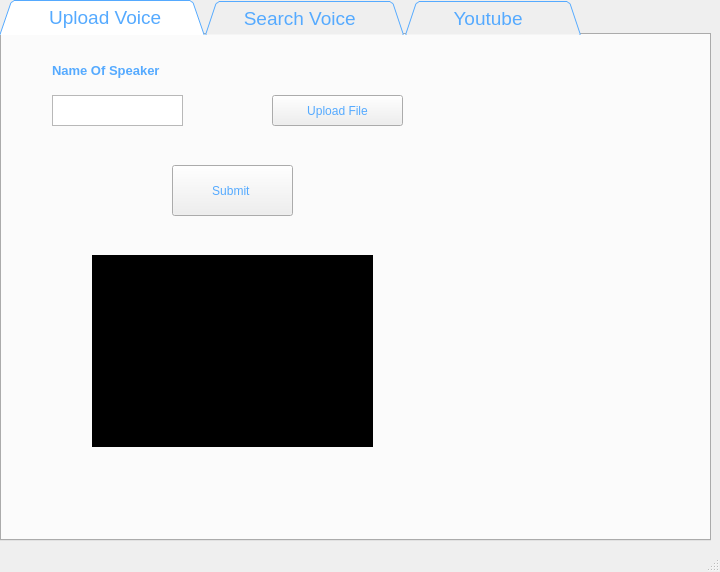
The window that ui/mainwindow.ui (Saikat-Kumar/voiceMatch) describes before a commit, drawn with Qt 5.
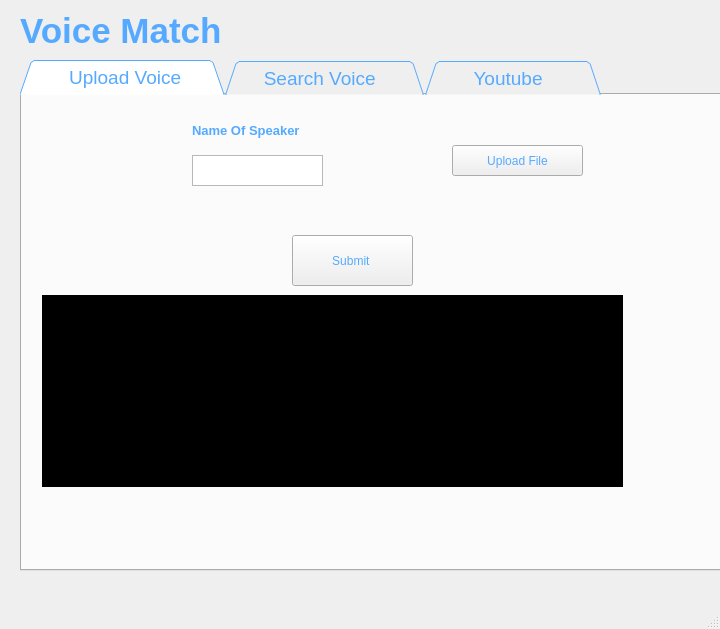
The same window after the commit. The open tabs and pages were chosen to show the change. Icons and pictures are not drawn.

The edit to the form file:
```diff
--- a/ui/mainwindow.ui
+++ b/ui/mainwindow.ui
@@ -7,7 +7,7 @@
     <x>0</x>
     <y>0</y>
     <width>720</width>
-    <height>572</height>
+    <height>629</height>
    </rect>
   </property>
   <property name="windowTitle">
@@ -37,10 +37,10 @@
    <widget class="QTabWidget" name="tabWidget">
     <property name="geometry">
      <rect>
-      <x>0</x>
-      <y>0</y>
-      <width>711</width>
-      <height>541</height>
+      <x>20</x>
+      <y>60</y>
+      <width>761</width>
+      <height>511</height>
      </rect>
     </property>
     <property name="font">
@@ -72,8 +72,8 @@
      <widget class="QPushButton" name="upload">
       <property name="geometry">
        <rect>
-        <x>270</x>
-        <y>60</y>
+        <x>430</x>
+        <y>50</y>
         <width>131</width>
         <height>31</height>
        </rect>
@@ -85,7 +85,7 @@
      <widget class="QTextEdit" name="textEdit">
       <property name="geometry">
        <rect>
-        <x>50</x>
+        <x>170</x>
         <y>60</y>
         <width>131</width>
         <height>31</height>
@@ -95,7 +95,7 @@
      <widget class="QLabel" name="label">
       <property name="geometry">
        <rect>
-        <x>50</x>
+        <x>170</x>
         <y>20</y>
         <width>111</width>
         <height>31</height>
@@ -115,8 +115,8 @@
      <widget class="QPushButton" name="submitUpload">
       <property name="geometry">
        <rect>
-        <x>170</x>
-        <y>130</y>
+        <x>270</x>
+        <y>140</y>
         <width>121</width>
         <height>51</height>
        </rect>
@@ -128,9 +128,9 @@
      <widget class="QListWidget" name="logupload">
       <property name="geometry">
        <rect>
-        <x>90</x>
-        <y>220</y>
-        <width>281</width>
+        <x>20</x>
+        <y>200</y>
+        <width>581</width>
         <height>192</height>
        </rect>
       </property>
@@ -139,6 +139,28 @@
 color: rgb(255, 255, 255);</string>
       </property>
      </widget>
+     <widget class="QLabel" name="loaderup">
+      <property name="geometry">
+       <rect>
+        <x>30</x>
+        <y>22</y>
+        <width>561</width>
+        <height>161</height>
+       </rect>
+      </property>
+      <property name="text">
+       <string/>
+      </property>
+      <property name="alignment">
+       <set>Qt::AlignCenter</set>
+      </property>
+     </widget>
+     <zorder>loaderup</zorder>
+     <zorder>upload</zorder>
+     <zorder>textEdit</zorder>
+     <zorder>label</zorder>
+     <zorder>submitUpload</zorder>
+     <zorder>logupload</zorder>
     </widget>
     <widget class="QWidget" name="tab_2">
      <attribute name="title">
@@ -239,6 +261,48 @@
      </widget>
     </widget>
    </widget>
+   <widget class="QLabel" name="label_2">
+    <property name="geometry">
+     <rect>
+      <x>20</x>
+      <y>5</y>
+      <width>241</width>
+      <height>51</height>
+     </rect>
+    </property>
+    <property name="font">
+     <font>
+      <pointsize>26</pointsize>
+      <weight>75</weight>
+      <bold>true</bold>
+     </font>
+    </property>
+    <property name="styleSheet">
+     <string notr="true">color: rgb(85, 170, 255);</string>
+    </property>
+    <property name="text">
+     <string>Voice Match</string>
+    </property>
+   </widget>
+   <widget class="QLabel" name="label_3">
+    <property name="geometry">
+     <rect>
+      <x>280</x>
+      <y>14</y>
+      <width>330</width>
+      <height>51</height>
+     </rect>
+    </property>
+    <property name="text">
+     <string/>
+    </property>
+    <property name="pixmap">
+     <pixmap>../../speechGUI/ui/assets/sound.png</pixmap>
+    </property>
+    <property name="scaledContents">
+     <bool>true</bool>
+    </property>
+   </widget>
   </widget>
   <widget class="QMenuBar" name="menubar">
    <property name="geometry">
```
Left out of the diff: 14 changed lines with no effect on the pictures.
